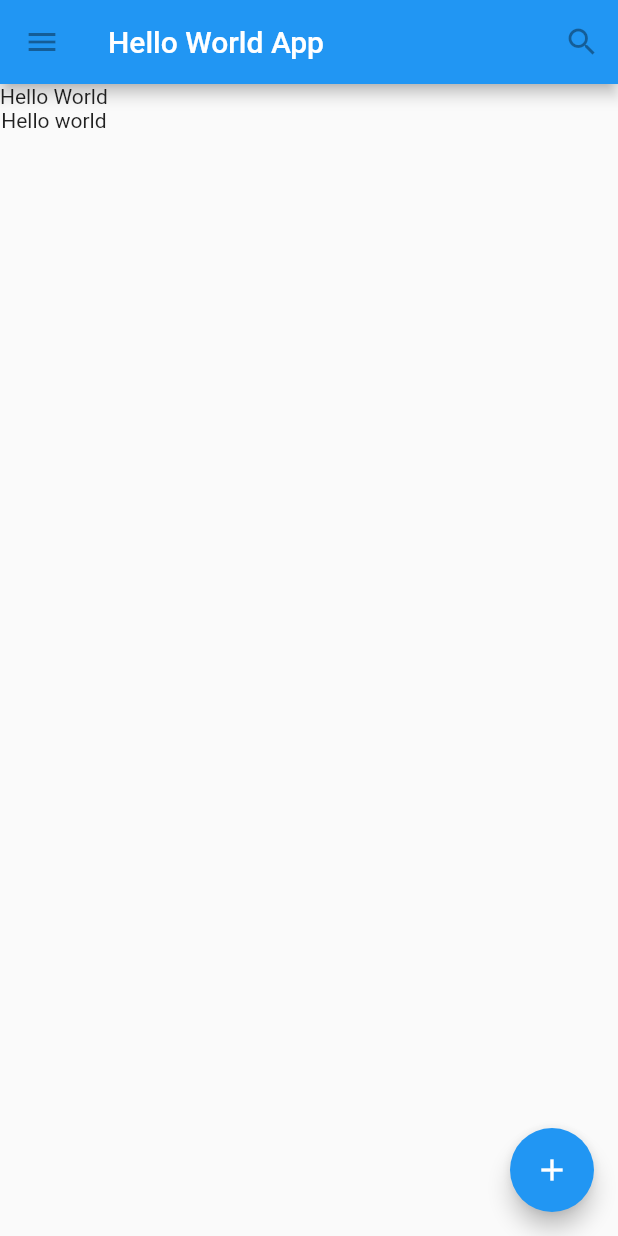
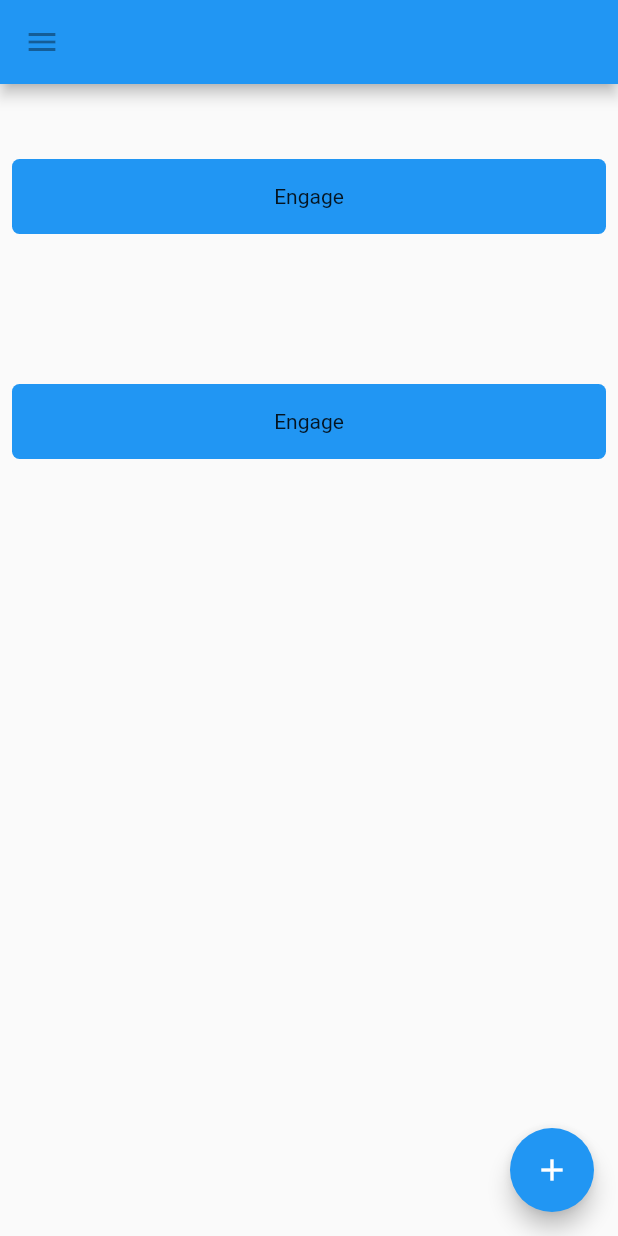
Before and after one commit to ewuharun/Flutter-Tutorial, a Flutter app: the screen it shows after launch, on a phone screen of 412 x 824 dp. Run offline on Flutter 3.47's test engine with Material 2 defaults, Android fonts, the phone set to English and light mode, and no system bars.

```diff
--- a/lib/main.dart
+++ b/lib/main.dart
@@ -1,50 +1,57 @@
 import 'package:flutter/material.dart';
 
 void main(){
-  runApp(
-    MaterialApp(
-      title: 'Hello World',
-      home: HelloWorld(),
-    )
-  );
+  runApp(MaterialApp(
+    title: 'Handling Gesture',
+    home: HandlingGesture(),
+    debugShowCheckedModeBanner: false,
+  ));
 }
 
-class HelloWorld extends StatelessWidget{
+class HandlingGesture extends StatelessWidget{
   @override
   Widget build(BuildContext context) {
+    // TODO: implement build
     return Scaffold(
       appBar: AppBar(
         leading: IconButton(
           icon: Icon(Icons.menu),
           tooltip: 'Navigation Menu',
           onPressed: null,
-        ),
-        title: Text('Hello World App'),
-        actions: <Widget>[
-          IconButton(
-            icon: Icon(Icons.search),
-            tooltip: 'Search',
-            onPressed: null,
-          )
-        ],
+        )
       ),
       body: Container(
         child: Column(
           children: <Widget>[
-            Text(
-              'Hello World'
-            ),
-            Text(
-              'Hello world'
-            )
+            MyButton(),
+            MyButton()
           ],
         ),
       ),
+
       floatingActionButton: FloatingActionButton(
         tooltip: 'Add',
+        onPressed: null,
         child: Icon(Icons.add),
-        onPressed: null,
       ),
     );
   }
 }
+
+class MyButton extends StatelessWidget{
+  @override
+  Widget build(BuildContext context) {
+    return Container(
+      decoration: BoxDecoration(
+        borderRadius: BorderRadius.circular(5),
+        color: Colors.blue,
+      ),
+      height: 50.0,
+      padding: const EdgeInsets.all(8.0),
+      margin: const EdgeInsets.symmetric(horizontal: 8.0,vertical: 50),
+      child: Center(
+        child: Text('Engage'),
+      ),
+    );
+  }
+}
```
